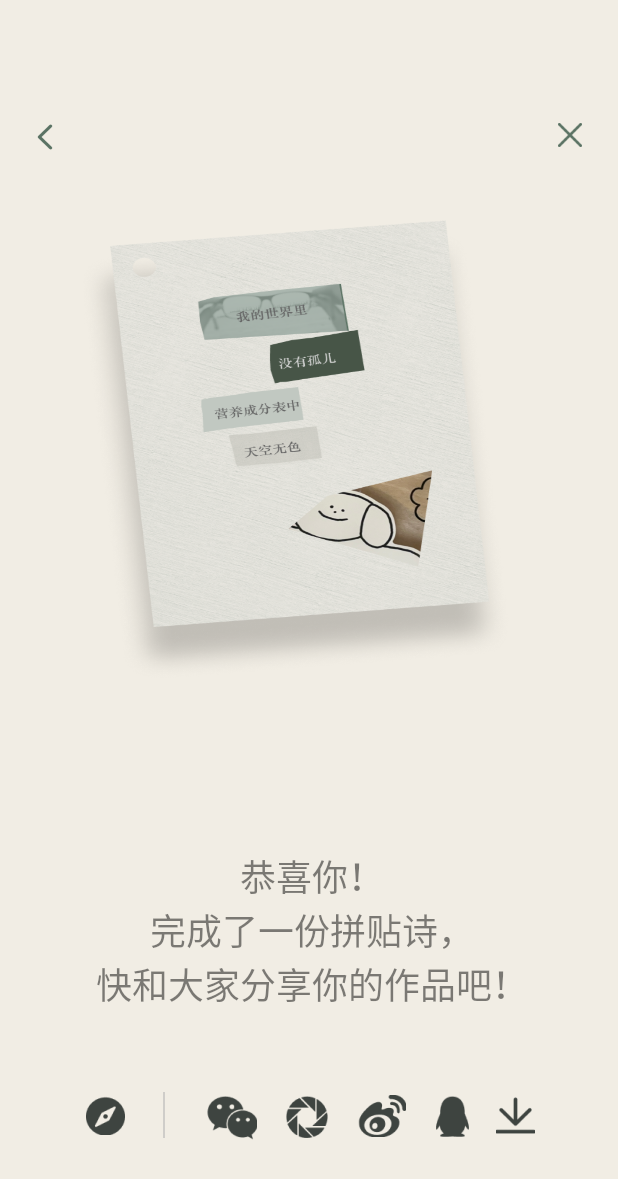
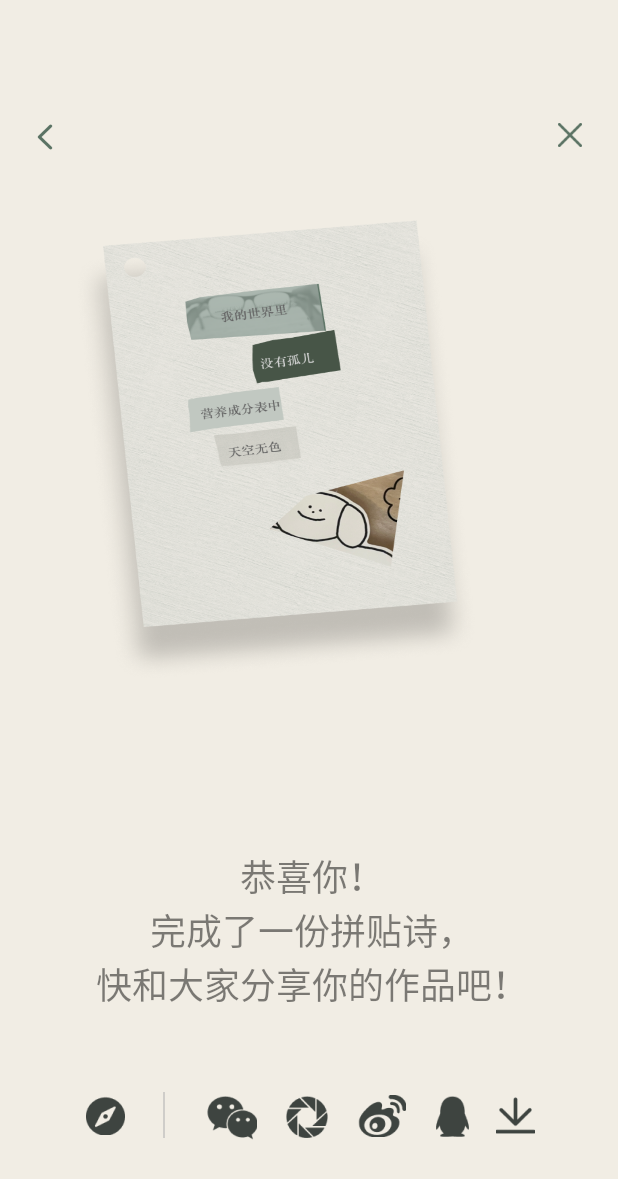
Before and after one commit to yifandeng2002/CollagePoemv2, an Android app: the layout activity_successpage.xml on its own in the app's theme, with its tools: preview values and no code run, on a phone screen of 412 x 824 dp. Shown: the top 1179 px of the screen. Run offline under Robolectric (Android 15) with nearby library versions, the phone set to English and light mode, and no system bars.

Commit message:
ShareWorktoWX_2.2_final

```diff
--- a/app/src/main/java/com/collagepoem/app/modules/canvas/ui/CanvasActivity.kt
+++ b/app/src/main/java/com/collagepoem/app/modules/canvas/ui/CanvasActivity.kt
@@ -57,7 +57,6 @@ class CanvasActivity : BaseActivity<ActivityCanvasBinding>(R.layout.activity_can
   override fun onInitialized(): Unit {
     viewModel.navArguments = intent.extras?.getBundle("bundle")
     binding.canvasVM = viewModel
-//    requestWindowFeature(Window.FEATURE_NO_TITLE)
     setStatusBarTranslucent()
   }
 
--- a/app/src/main/java/com/collagepoem/app/modules/successpage/ui/SharetoWeChatActivity.kt
+++ b/app/src/main/java/com/collagepoem/app/modules/successpage/ui/SharetoWeChatActivity.kt
@@ -42,8 +42,6 @@ class SharetoWeChatActivity : AppCompatActivity() {
         }
         lat=findViewById(R.id.frameShare)
 
-        //Log.e(ConstraintLayoutStates.TAG,file.exists().toString())
-        //Log.e(ConstraintLayoutStates.TAG,Constant.curSCREEN_SHOT)
 
         if (file.exists()) {
             val bm: Bitmap = BitmapFactory.decodeFile(filepath)
--- a/app/src/main/java/com/collagepoem/app/modules/successpage/ui/SuccesspageActivity.kt
+++ b/app/src/main/java/com/collagepoem/app/modules/successpage/ui/SuccesspageActivity.kt
@@ -68,8 +68,6 @@ class SuccesspageActivity : BaseActivity<ActivitySuccesspageBinding>(R.layout.ac
         }
         lat=findViewById(R.id.frameImagePoem)
 
-        //Log.e(ConstraintLayoutStates.TAG,file.exists().toString())
-        //Log.e(ConstraintLayoutStates.TAG,Constant.curSCREEN_SHOT)
 
         if (file.exists()) {
           val bm: Bitmap = BitmapFactory.decodeFile(filepath)
--- a/app/src/main/res/layout/activity_shareto_we_chat.xml
+++ b/app/src/main/res/layout/activity_shareto_we_chat.xml
@@ -29,8 +29,8 @@
 
         <ImageView
             android:id="@+id/imageWorkS"
-            android:layout_width="96dp"
-            android:layout_height="95dp"
+            android:layout_width="95dp"
+            android:layout_height="94dp"
             android:layout_gravity="left"
             app:srcCompat="@drawable/ic_launcher_background" />
     </FrameLayout>
--- a/app/src/main/res/layout/activity_successpage.xml
+++ b/app/src/main/res/layout/activity_successpage.xml
@@ -123,7 +123,7 @@
                 <ImageView
                     android:id="@+id/imagePoem"
                     imageRes="@{@drawable/img_poem}"
-                    android:layout_width="396dp"
+                    android:layout_width="370dp"
                     android:layout_height="377dp"
                     android:layout_gravity="start|center_vertical"
                     android:layout_marginTop="@dimen/_78pxv"
```
